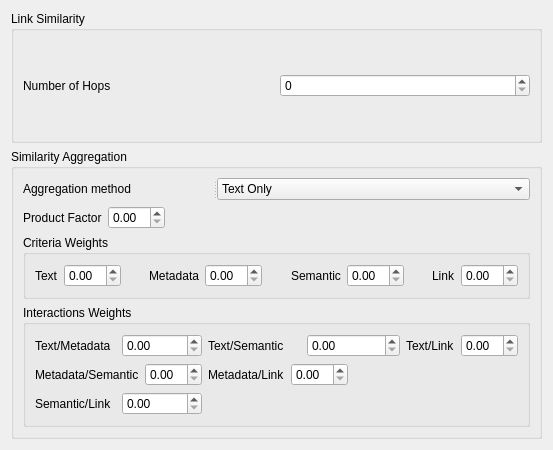
This is src/frontend/qt/specific.ui in pfrancq/galilei as Qt 5 draws it before an edit. The edited form follows.
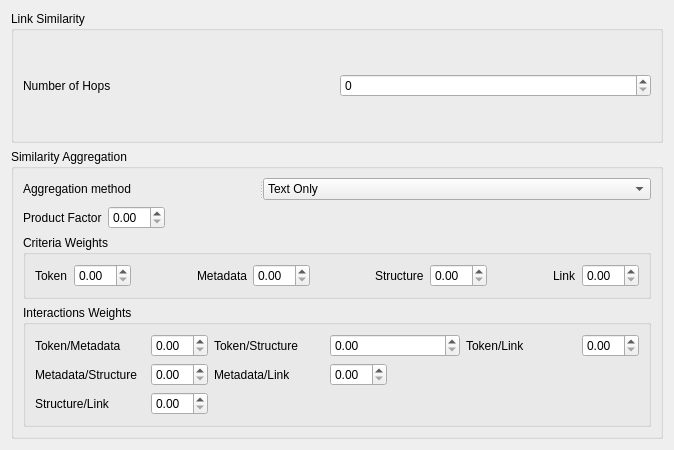
This is the edited form.

Diff of the .ui file:
```diff
--- a/src/frontend/qt/specific.ui
+++ b/src/frontend/qt/specific.ui
@@ -6,7 +6,7 @@
    <rect>
     <x>0</x>
     <y>0</y>
-    <width>553</width>
+    <width>674</width>
     <height>450</height>
    </rect>
   </property>
@@ -117,7 +117,7 @@
            <item>
             <widget class="QLabel" name="label_3">
              <property name="text">
-              <string>Text</string>
+              <string>Token</string>
              </property>
             </widget>
            </item>
@@ -171,7 +171,7 @@
            <item>
             <widget class="QLabel" name="label_5">
              <property name="text">
-              <string>Semantic</string>
+              <string>Structure</string>
              </property>
             </widget>
            </item>
@@ -220,8 +220,20 @@
           <layout class="QHBoxLayout" name="horizontalLayout_6">
            <item>
             <widget class="QLabel" name="label_7">
+             <property name="sizePolicy">
+              <sizepolicy hsizetype="Fixed" vsizetype="Preferred">
+               <horstretch>0</horstretch>
+               <verstretch>0</verstretch>
+              </sizepolicy>
+             </property>
+             <property name="minimumSize">
+              <size>
+               <width>110</width>
+               <height>0</height>
+              </size>
+             </property>
              <property name="text">
-              <string>Text/Metadata</string>
+              <string>Token/Metadata</string>
              </property>
             </widget>
            </item>
@@ -234,8 +246,20 @@
           <layout class="QHBoxLayout" name="horizontalLayout_7">
            <item>
             <widget class="QLabel" name="label_8">
+             <property name="sizePolicy">
+              <sizepolicy hsizetype="Fixed" vsizetype="Preferred">
+               <horstretch>0</horstretch>
+               <verstretch>0</verstretch>
+              </sizepolicy>
+             </property>
+             <property name="minimumSize">
+              <size>
+               <width>110</width>
+               <height>0</height>
+              </size>
+             </property>
              <property name="text">
-              <string>Text/Semantic</string>
+              <string>Token/Structure</string>
              </property>
             </widget>
            </item>
@@ -248,8 +272,20 @@
           <layout class="QHBoxLayout" name="horizontalLayout_9">
            <item>
             <widget class="QLabel" name="label_9">
+             <property name="sizePolicy">
+              <sizepolicy hsizetype="Fixed" vsizetype="Preferred">
+               <horstretch>0</horstretch>
+               <verstretch>0</verstretch>
+              </sizepolicy>
+             </property>
+             <property name="minimumSize">
+              <size>
+               <width>110</width>
+               <height>0</height>
+              </size>
+             </property>
              <property name="text">
-              <string>Text/Link</string>
+              <string>Token/Link</string>
              </property>
             </widget>
            </item>
@@ -262,8 +298,20 @@
           <layout class="QHBoxLayout" name="horizontalLayout_10">
            <item>
             <widget class="QLabel" name="label_10">
+             <property name="sizePolicy">
+              <sizepolicy hsizetype="Fixed" vsizetype="Preferred">
+               <horstretch>0</horstretch>
+               <verstretch>0</verstretch>
+              </sizepolicy>
+             </property>
+             <property name="minimumSize">
+              <size>
+               <width>110</width>
+               <height>0</height>
+              </size>
+             </property>
              <property name="text">
-              <string>Metadata/Semantic</string>
+              <string>Metadata/Structure</string>
              </property>
             </widget>
            </item>
@@ -276,6 +324,18 @@
           <layout class="QHBoxLayout" name="horizontalLayout_11">
            <item>
             <widget class="QLabel" name="label_11">
+             <property name="sizePolicy">
+              <sizepolicy hsizetype="Fixed" vsizetype="Preferred">
+               <horstretch>0</horstretch>
+               <verstretch>0</verstretch>
+              </sizepolicy>
+             </property>
+             <property name="minimumSize">
+              <size>
+               <width>110</width>
+               <height>0</height>
+              </size>
+             </property>
              <property name="text">
               <string>Metadata/Link</string>
              </property>
@@ -303,8 +363,20 @@
           <layout class="QHBoxLayout" name="horizontalLayout_12">
            <item>
             <widget class="QLabel" name="label_12">
+             <property name="sizePolicy">
+              <sizepolicy hsizetype="Fixed" vsizetype="Preferred">
+               <horstretch>0</horstretch>
+               <verstretch>0</verstretch>
+              </sizepolicy>
+             </property>
+             <property name="minimumSize">
+              <size>
+               <width>110</width>
+               <height>0</height>
+              </size>
+             </property>
              <property name="text">
-              <string>Semantic/Link</string>
+              <string>Structure/Link</string>
              </property>
             </widget>
            </item>
```
Left out of the diff: 14 changed lines with no effect on the pictures.
